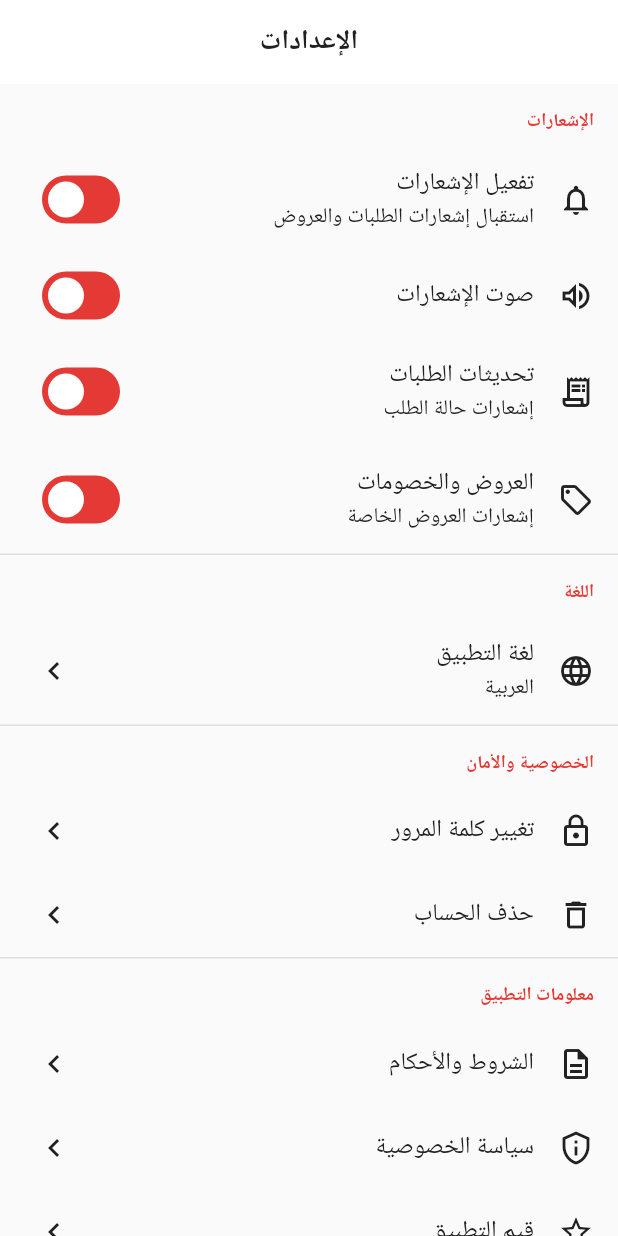
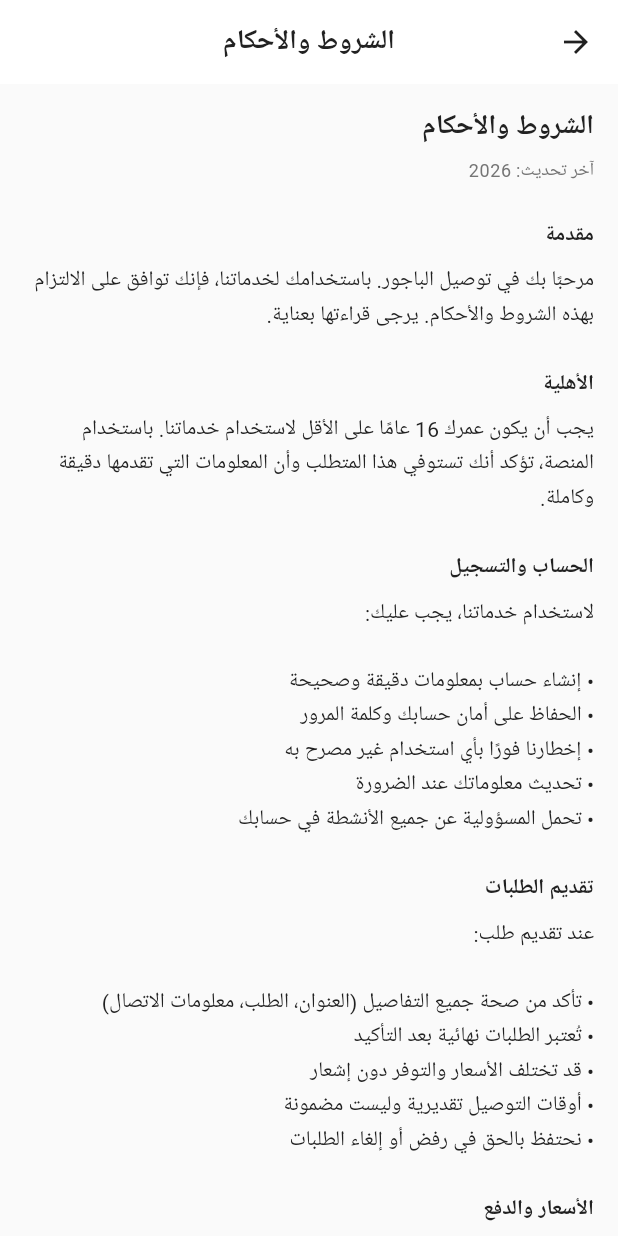
Before and after one commit to mahmoodhamdi/bagour-delivery, a Flutter app: the SettingsScreen screen opened by its route, after a tap on "الشروط والأحكام", on a phone screen of 412 x 824 dp. Run offline on Flutter 3.47's test engine with Material 3 defaults, Android fonts, the phone set to English and light mode, and no system bars; our stand-ins replace cached_network_image, dio, firebase_core, firebase_messaging, flutter_local_notifications, flutter_rating_bar and 11 more; accounts and stored records are empty; Roboto replaces fonts that are missing (Cairo).

Commit message:
feat(customer-app): Add privacy policy and terms screens
- Created PrivacyPolicyScreen with comprehensive Arabic privacy policy
- Created TermsScreen with detailed terms and conditions in Arabic
- Added routes for /privacy-policy and /terms
- Integrated privacy and terms links in SettingsScreen
- Covers data collection, usage, sharing, security, user rights
- Includes sections on wallet, delivery, payments, cancellation policies
- Legal compliance requirements met

```diff
--- a/customer-app/lib/config/routes.dart
+++ b/customer-app/lib/config/routes.dart
@@ -20,6 +20,8 @@
 import '../screens/settings/settings_screen.dart';
 import '../screens/rating/rate_order_screen.dart';
 import '../screens/wallet/wallet_screen.dart';
+import '../screens/legal/privacy_policy_screen.dart';
+import '../screens/legal/terms_screen.dart';
 
 class AppRoutes {
   static const String splash = '/';
@@ -47,6 +49,8 @@
   static const String notifications = '/notifications';
   static const String settings = '/settings';
   static const String wallet = '/wallet';
+  static const String privacyPolicy = '/privacy-policy';
+  static const String terms = '/terms';
   static const String payment = '/payment';
   static const String paymentSuccess = '/payment/success';
   static const String paymentFailed = '/payment/failed';
@@ -178,6 +182,14 @@
       builder: (context, state) => const WalletScreen(),
     ),
     GoRoute(
+      path: AppRoutes.privacyPolicy,
+      builder: (context, state) => const PrivacyPolicyScreen(),
+    ),
+    GoRoute(
+      path: AppRoutes.terms,
+      builder: (context, state) => const TermsScreen(),
+    ),
+    GoRoute(
       path: AppRoutes.payment,
       builder: (context, state) {
         final extra = state.extra as Map<String, dynamic>?;
--- /dev/null
+++ b/customer-app/lib/screens/legal/privacy_policy_screen.dart
@@ -0,0 +1,142 @@
+import 'package:flutter/material.dart';
+
+class PrivacyPolicyScreen extends StatelessWidget {
+  const PrivacyPolicyScreen({Key? key}) : super(key: key);
+
+  @override
+  Widget build(BuildContext context) {
+    return Scaffold(
+      appBar: AppBar(
+        title: const Text('سياسة الخصوصية'),
+        centerTitle: true,
+      ),
+      body: SingleChildScrollView(
+        padding: const EdgeInsets.all(16),
+        child: Column(
+          crossAxisAlignment: CrossAxisAlignment.start,
+          children: [
+            Text(
+              'سياسة الخصوصية',
+              style: Theme.of(context).textTheme.headlineSmall?.copyWith(
+                    fontWeight: FontWeight.bold,
+                  ),
+            ),
+            const SizedBox(height: 8),
+            Text(
+              'آخر تحديث: ${DateTime.now().year}',
+              style: Theme.of(context).textTheme.bodySmall?.copyWith(
+                    color: Colors.grey[600],
+                  ),
+            ),
+            const SizedBox(height: 24),
+            _buildSection(
+              context,
+              'المقدمة',
+              'نحن في توصيل الباجور نلتزم بحماية خصوصيتك. توضح سياسة الخصوصية هذه كيفية جمع واستخدام وحماية معلوماتك الشخصية عند استخدام خدماتنا.',
+            ),
+            _buildSection(
+              context,
+              'المعلومات التي نجمعها',
+              'نقوم بجمع المعلومات التالية:\n\n'
+                  '• معلومات الحساب: الاسم، البريد الإلكتروني، رقم الهاتف\n'
+                  '• معلومات التوصيل: العناوين، موقع GPS\n'
+                  '• معلومات الطلبات: تاريخ الطلبات والمشتريات\n'
+                  '• معلومات الدفع: تفاصيل الدفع المشفرة\n'
+                  '• معلومات الجهاز: نوع الجهاز، نظام التشغيل، معرف الجهاز',
+            ),
+            _buildSection(
+              context,
+              'كيفية استخدام المعلومات',
+              'نستخدم معلوماتك لـ:\n\n'
+                  '• معالجة وتوصيل طلباتك\n'
+                  '• تحسين خدماتنا وتجربة المستخدم\n'
+                  '• إرسال إشعارات الطلبات والعروض\n'
+                  '• معالجة المدفوعات والمعاملات المالية\n'
+                  '• التواصل معك بشأن طلباتك وخدماتنا\n'
+                  '• الامتثال للمتطلبات القانونية',
+            ),
+            _buildSection(
+              context,
+              'مشاركة المعلومات',
+              'نحن لا نبيع معلوماتك الشخصية. قد نشارك معلوماتك مع:\n\n'
+                  '• المطاعم: لمعالجة طلباتك\n'
+                  '• السائقين: لتوصيل طلباتك\n'
+                  '• معالجي الدفع: لإتمام المعاملات المالية\n'
+                  '• مزودي الخدمات: الذين يساعدوننا في تشغيل منصتنا\n'
+                  '• الجهات القانونية: عند الضرورة القانونية',
+            ),
+            _buildSection(
+              context,
+              'أمان البيانات',
+              'نستخدم إجراءات أمنية متقدمة لحماية معلوماتك:\n\n'
+                  '• تشفير البيانات أثناء النقل والتخزين\n'
+                  '• الوصول المحدود للمعلومات الشخصية\n'
+                  '• مراقبة الأمان المستمرة\n'
+                  '• اختبارات أمنية منتظمة\n'
+                  '• الامتثال لمعايير أمان البيانات',
+            ),
+            _buildSection(
+              context,
+              'حقوقك',
+              'لديك الحق في:\n\n'
+                  '• الوصول إلى معلوماتك الشخصية\n'
+                  '• تصحيح أو تحديث معلوماتك\n'
+                  '• حذف حسابك ومعلوماتك\n'
+                  '• الاعتراض على معالجة معلوماتك\n'
+                  '• طلب نسخة من بياناتك\n'
+                  '• سحب موافقتك في أي وقت',
+            ),
+            _buildSection(
+              context,
+              'ملفات تعريف الارتباط',
+              'نستخدم ملفات تعريف الارتباط (Cookies) لتحسين تجربتك. يمكنك التحكم في ملفات تعريف الارتباط من خلال إعدادات المتصفح أو الجهاز.',
+            ),
+            _buildSection(
+              context,
+              'خصوصية الأطفال',
+              'خدماتنا غير موجهة للأطفال دون سن 16 عامًا. نحن لا نجمع معلومات شخصية عن قصد من الأطفال.',
+            ),
+            _buildSection(
+              context,
+              'تحديثات السياسة',
+              'قد نقوم بتحديث سياسة الخصوصية من وقت لآخر. سنخطرك بأي تغييرات مهمة عبر البريد الإلكتروني أو إشعار في التطبيق.',
+            ),
+            _buildSection(
+              context,
+              'الاتصال بنا',
+              'إذا كان لديك أي أسئلة حول سياسة الخصوصية، يمكنك التواصل معنا:\n\n'
+                  'البريد الإلكتروني: privacy@bagour-delivery.com\n'
+                  'الهاتف: +20 123 456 7890\n'
+                  'العنوان: الباجور، المنوفية، مصر',
+            ),
+            const SizedBox(height: 32),
+          ],
+        ),
+      ),
+    );
+  }
+
+  Widget _buildSection(BuildContext context, String title, String content) {
+    return Padding(
+      padding: const EdgeInsets.only(bottom: 24),
+      child: Column(
+        crossAxisAlignment: CrossAxisAlignment.start,
+        children: [
+          Text(
+            title,
+            style: Theme.of(context).textTheme.titleMedium?.copyWith(
+                  fontWeight: FontWeight.bold,
+                ),
+          ),
+          const SizedBox(height: 8),
+          Text(
+            content,
+            style: Theme.of(context).textTheme.bodyMedium?.copyWith(
+                  height: 1.6,
+                ),
+          ),
+        ],
+      ),
+    );
+  }
+}
--- /dev/null
+++ b/customer-app/lib/screens/legal/terms_screen.dart
@@ -0,0 +1,205 @@
+import 'package:flutter/material.dart';
+
+class TermsScreen extends StatelessWidget {
+  const TermsScreen({Key? key}) : super(key: key);
+
+  @override
+  Widget build(BuildContext context) {
+    return Scaffold(
+      appBar: AppBar(
+        title: const Text('الشروط والأحكام'),
+        centerTitle: true,
+      ),
+      body: SingleChildScrollView(
+        padding: const EdgeInsets.all(16),
+        child: Column(
+          crossAxisAlignment: CrossAxisAlignment.start,
+          children: [
+            Text(
+              'الشروط والأحكام',
+              style: Theme.of(context).textTheme.headlineSmall?.copyWith(
+                    fontWeight: FontWeight.bold,
+                  ),
+            ),
+            const SizedBox(height: 8),
+            Text(
+              'آخر تحديث: ${DateTime.now().year}',
+              style: Theme.of(context).textTheme.bodySmall?.copyWith(
+                    color: Colors.grey[600],
+                  ),
+            ),
+            const SizedBox(height: 24),
+            _buildSection(
+              context,
+              'مقدمة',
+              'مرحبًا بك في توصيل الباجور. باستخدامك لخدماتنا، فإنك توافق على الالتزام بهذه الشروط والأحكام. يرجى قراءتها بعناية.',
+            ),
+            _buildSection(
+              context,
+              'الأهلية',
+              'يجب أن يكون عمرك 16 عامًا على الأقل لاستخدام خدماتنا. باستخدام المنصة، تؤكد أنك تستوفي هذا المتطلب وأن المعلومات التي تقدمها دقيقة وكاملة.',
+            ),
+            _buildSection(
+              context,
+              'الحساب والتسجيل',
+              'لاستخدام خدماتنا، يجب عليك:\n\n'
+                  '• إنشاء حساب بمعلومات دقيقة وصحيحة\n'
+                  '• الحفاظ على أمان حسابك وكلمة المرور\n'
+                  '• إخطارنا فورًا بأي استخدام غير مصرح به\n'
+                  '• تحديث معلوماتك عند الضرورة\n'
+                  '• تحمل المسؤولية عن جميع الأنشطة في حسابك',
+            ),
+            _buildSection(
+              context,
+              'تقديم الطلبات',
+              'عند تقديم طلب:\n\n'
+                  '• تأكد من صحة جميع التفاصيل (العنوان، الطلب، معلومات الاتصال)\n'
+                  '• تُعتبر الطلبات نهائية بعد التأكيد\n'
+                  '• قد تختلف الأسعار والتوفر دون إشعار\n'
+                  '• أوقات التوصيل تقديرية وليست مضمونة\n'
+                  '• نحتفظ بالحق في رفض أو إلغاء الطلبات',
+            ),
+            _buildSection(
+              context,
+              'الأسعار والدفع',
+              '• جميع الأسعار معروضة بالجنيه المصري\n'
+                  '• تشمل الأسعار ضريبة القيمة المضافة\n'
+                  '• رسوم التوصيل إضافية\n'
+                  '• الدفع مطلوب عند تقديم الطلب\n'
+                  '• نقبل البطاقات الائتمانية والمحافظ الإلكترونية والدفع عند التسليم\n'
+                  '• قد تطبق رسوم خدمة إضافية',
+            ),
+            _buildSection(
+              context,
+              'الإلغاء والاسترجاع',
+              'سياسة الإلغاء:\n\n'
+                  '• يمكن إلغاء الطلبات قبل تأكيد المطعم\n'
+                  '• بعد تأكيد المطعم، قد لا يكون الإلغاء ممكنًا\n'
+                  '• رسوم الإلغاء قد تطبق بعد بدء التحضير\n\n'
+                  'سياسة الاسترجاع:\n\n'
+                  '• نقبل طلبات الاسترداد للطلبات الملغاة المؤهلة\n'
+                  '• الاسترداد يعالج خلال 5-7 أيام عمل\n'
+                  '• قد تختلف طرق الاسترداد حسب طريقة الدفع',
+            ),
+            _buildSection(
+              context,
+              'التوصيل',
+              '• نسعى لتوصيل طلبك في الوقت المحدد\n'
+                  '• أوقات التوصيل تقديرية وقد تتأثر بالظروف\n'
+                  '• يجب أن تكون متاحًا لاستلام الطلب\n'
+                  '• نحن غير مسؤولين عن التأخير خارج سيطرتنا\n'
+                  '• يُطلب منك تقديم تعليمات توصيل واضحة',
+            ),
+            _buildSection(
+              context,
+              'جودة الطعام والسلامة',
+              '• المطاعم مسؤولة عن جودة وسلامة الطعام\n'
+                  '• نحن وسيط بينك وبين المطاعم\n'
+                  '• تقع مسؤولية النظافة والجودة على المطاعم\n'
+                  '• يُرجى الإبلاغ عن أي مشاكل فورًا\n'
+                  '• نحن غير مسؤولين عن الحساسية الغذائية',
+            ),
+            _buildSection(
+              context,
+              'السلوك المقبول',
+              'يجب عليك:\n\n'
+                  '• احترام السائقين وموظفي المطاعم\n'
+                  '• عدم إساءة استخدام المنصة\n'
+                  '• عدم تقديم معلومات كاذبة\n'
+                  '• عدم انتهاك حقوق الآخرين\n'
+                  '• الامتثال لجميع القوانين المعمول بها\n\n'
+                  'قد نعلق أو ننهي حسابك في حالة الانتهاك.',
+            ),
+            _buildSection(
+              context,
+              'المحتوى والتقييمات',
+              'عند نشر تقييمات أو تعليقات:\n\n'
+                  '• يجب أن يكون المحتوى صادقًا ودقيقًا\n'
+                  '• لا تنتهك حقوق الآخرين\n'
+                  '• لا تتضمن محتوى مسيئًا أو غير قانوني\n'
+                  '• تمنحنا حقًا غير حصري لاستخدام المحتوى\n'
+                  '• نحتفظ بالحق في إزالة المحتوى غير المناسب',
+            ),
+            _buildSection(
+              context,
+              'المحفظة الإلكترونية',
+              '• يمكنك شحن محفظتك واستخدامها للدفع\n'
+                  '• رصيد المحفظة غير قابل للاسترداد نقدًا\n'
+                  '• رصيد المحفظة غير قابل للتحويل\n'
+                  '• نحتفظ بالحق في تعليق أو إنهاء خدمة المحفظة\n'
+                  '• أنت مسؤول عن أمان حساب محفظتك',
+            ),
+            _buildSection(
+              context,
+              'حدود المسؤولية',
+              'نحن غير مسؤولين عن:\n\n'
+                  '• جودة أو سلامة الطعام من المطاعم\n'
+                  '• أي أضرار مباشرة أو غير مباشرة\n'
+                  '• خسارة البيانات أو الأرباح\n'
+                  '• انقطاع أو تعليق الخدمة\n'
+                  '• أفعال أو إهمال الأطراف الثالثة',
+            ),
+            _buildSection(
+              context,
+              'التعويض',
+              'توافق على تعويضنا وحمايتنا من أي مطالبات أو أضرار أو خسائر ناتجة عن استخدامك للخدمة أو انتهاكك لهذه الشروط.',
+            ),
+            _buildSection(
+              context,
+              'التغييرات على الشروط',
+              'نحتفظ بالحق في تعديل هذه الشروط في أي وقت. سيتم إخطارك بالتغييرات المهمة. استمرارك في استخدام الخدمة يشكل موافقة على الشروط المحدثة.',
+            ),
+            _buildSection(
+              context,
+              'إنهاء الخدمة',
+              'يمكننا تعليق أو إنهاء حسابك:\n\n'
+                  '• لانتهاك هذه الشروط\n'
+                  '• لسلوك غير لائق\n'
+                  '• لأسباب أمنية\n'
+                  '• بناءً على تقديرنا الخاص\n\n'
+                  'يمكنك إنهاء حسابك في أي وقت من إعدادات التطبيق.',
+            ),
+            _buildSection(
+              context,
+              'القانون الحاكم',
+              'تخضع هذه الشروط وتفسر وفقًا لقوانين جمهورية مصر العربية. أي نزاعات تحل في محاكم مصر.',
+            ),
+            _buildSection(
+              context,
+              'الاتصال بنا',
+              'إذا كان لديك أي أسئلة حول الشروط والأحكام:\n\n'
+                  'البريد الإلكتروني: support@bagour-delivery.com\n'
+                  'الهاتف: +20 123 456 7890\n'
+                  'العنوان: الباجور، المنوفية، مصر',
+            ),
+            const SizedBox(height: 32),
+          ],
+        ),
+      ),
+    );
+  }
+
+  Widget _buildSection(BuildContext context, String title, String content) {
+    return Padding(
+      padding: const EdgeInsets.only(bottom: 24),
+      child: Column(
+        crossAxisAlignment: CrossAxisAlignment.start,
+        children: [
+          Text(
+            title,
+            style: Theme.of(context).textTheme.titleMedium?.copyWith(
+                  fontWeight: FontWeight.bold,
+                ),
+          ),
+          const SizedBox(height: 8),
+          Text(
+            content,
+            style: Theme.of(context).textTheme.bodyMedium?.copyWith(
+                  height: 1.6,
+                ),
+          ),
+        ],
+      ),
+    );
+  }
+}
```
Also changed, not shown: customer-app/lib/screens/settings/settings_screen.dart (+4 -6 lines).
